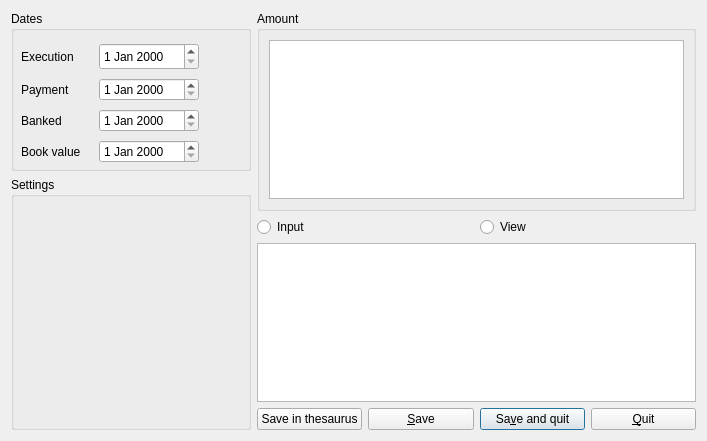
Before: the Qt Designer form plugins/accountreceiptsplugin/receiptviewer.ui in FreeHealth/freehealth, drawn with Qt 5.
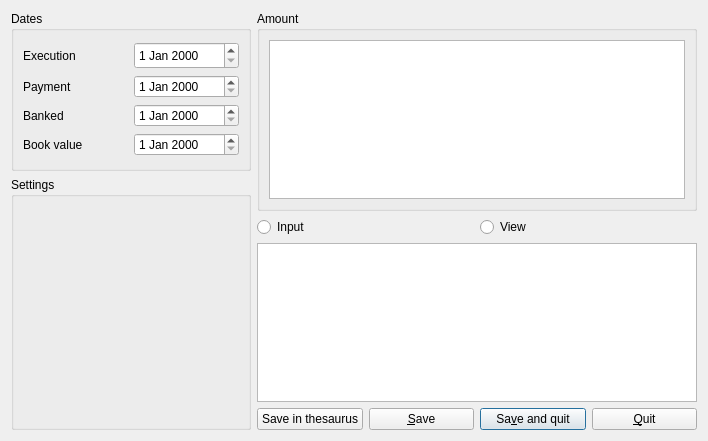
After: the same form once the commit is applied.

Patch:
```diff
--- a/plugins/accountreceiptsplugin/receiptviewer.ui
+++ b/plugins/accountreceiptsplugin/receiptviewer.ui
@@ -6,7 +6,7 @@
    <rect>
     <x>0</x>
     <y>0</y>
-    <width>707</width>
+    <width>708</width>
     <height>441</height>
    </rect>
   </property>
@@ -33,15 +33,8 @@
        <property name="title">
         <string>Dates</string>
        </property>
-       <widget class="QWidget" name="layoutWidget">
-        <property name="geometry">
-         <rect>
-          <x>10</x>
-          <y>30</y>
-          <width>178</width>
-          <height>128</height>
-         </rect>
-        </property>
+       <layout class="QGridLayout" name="gridLayout_5">
+        <item row="0" column="0">
         <layout class="QGridLayout" name="gridLayout_2">
          <item row="0" column="0">
           <widget class="QLabel" name="label">
@@ -103,7 +96,8 @@
           <widget class="QDateEdit" name="dateBook"/>
          </item>
         </layout>
-       </widget>
+        </item>
+       </layout>
       </widget>
      </item>
      <item row="0" column="1" rowspan="2">
```
Left out of the diff: 6 changed lines with no effect on the pictures. Lines whose indentation alone changed are shown as unchanged.
